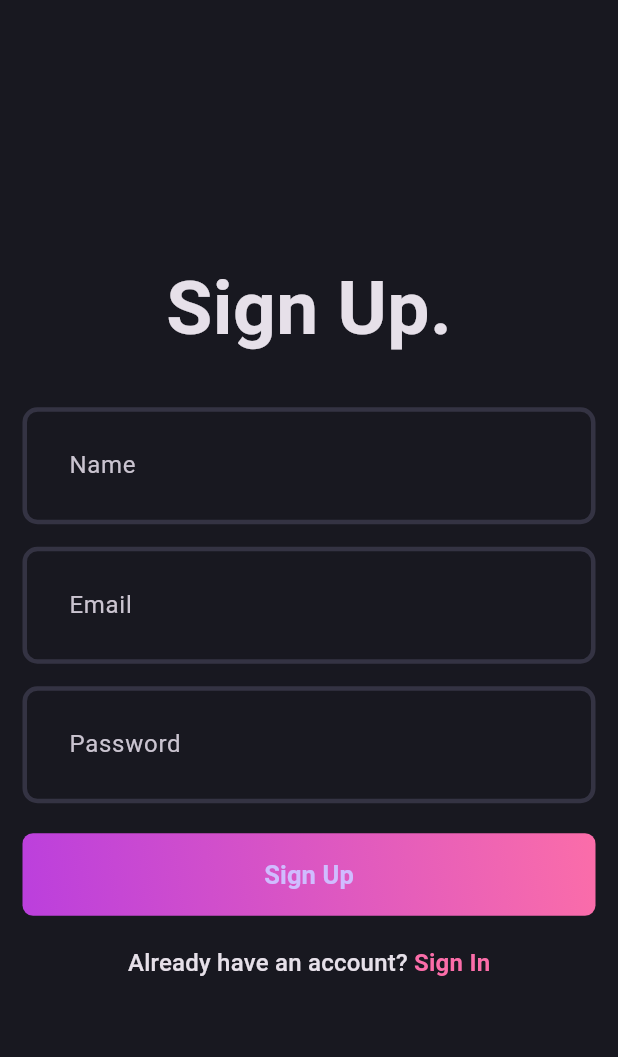
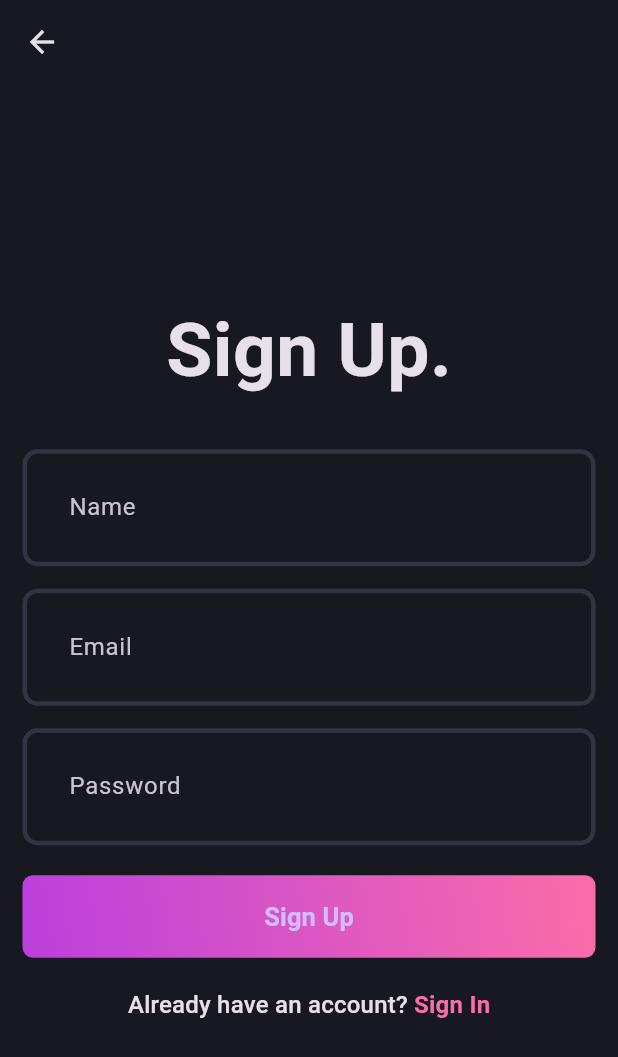
Before and after one commit to ziii19/blog-app, a Flutter app: the SignUpPage screen opened directly, on a phone screen of 412 x 824 dp. Shown: the top 1057 px of the screen. Run offline on Flutter 3.47's test engine with Material 3 defaults, Android fonts, the phone set to English and light mode, and no system bars.

Commit message:
feat - set global color app bar - add back button in sign up page - add navigate sign up - login

```diff
--- a/lib/core/theme/theme.dart
+++ b/lib/core/theme/theme.dart
@@ -11,6 +11,9 @@ class AppTheme {
       );
   static final darkThemeMode = ThemeData.dark().copyWith(
       scaffoldBackgroundColor: AppPallete.backgroundColor,
+      appBarTheme: const AppBarTheme(
+        backgroundColor: AppPallete.backgroundColor,
+      ),
       inputDecorationTheme: InputDecorationTheme(
         contentPadding: const EdgeInsets.all(27),
         enabledBorder: _border(),
--- a/lib/features/auth/presentation/pages/signup_page.dart
+++ b/lib/features/auth/presentation/pages/signup_page.dart
@@ -1,3 +1,4 @@
+import 'package:blog_app/features/auth/presentation/pages/login_page.dart';
 import 'package:blog_app/features/auth/presentation/widgets/auth_field.dart';
 import 'package:blog_app/features/auth/presentation/widgets/auth_gradient_button.dart';
 import 'package:flutter/material.dart';
@@ -5,6 +6,7 @@ import 'package:flutter/material.dart';
 import '../../../../core/theme/app_pallete.dart';
 
 class SignUpPage extends StatefulWidget {
+  static route() => MaterialPageRoute(builder: (context) => const SignUpPage());
   const SignUpPage({super.key});
 
   @override
@@ -28,6 +30,7 @@ class _SignUpPageState extends State<SignUpPage> {
   @override
   Widget build(BuildContext context) {
     return Scaffold(
+      appBar: AppBar(),
       body: Padding(
         padding: const EdgeInsets.all(15.0),
         child: Form(
@@ -63,18 +66,26 @@ class _SignUpPageState extends State<SignUpPage> {
                 buttonText: 'Sign Up',
               ),
               const SizedBox(height: 20),
-              RichText(
+              GestureDetector(
+                onTap: () {
+                  Navigator.push(context, LoginPage.route());
+                },
+                child: RichText(
                     text: TextSpan(
                         text: 'Already have an account? ',
                         style: Theme.of(context).textTheme.titleMedium,
                         children: [
                       TextSpan(
                         text: 'Sign In',
-                      style: Theme.of(context).textTheme.titleMedium?.copyWith(
+                        style: Theme.of(context)
+                            .textTheme
+                            .titleMedium
+                            ?.copyWith(
                                 color: AppPallete.gradient2,
                                 fontWeight: FontWeight.bold),
                       )
-                  ]))
+                    ])),
+              )
             ],
           ),
         ),
--- a/lib/main.dart
+++ b/lib/main.dart
@@ -1,5 +1,5 @@
 import 'package:blog_app/core/theme/theme.dart';
-import 'package:blog_app/features/auth/presentation/pages/signup_page.dart';
+import 'package:blog_app/features/auth/presentation/pages/login_page.dart';
 import 'package:flutter/material.dart';
 
 void main() {
@@ -16,7 +16,7 @@ class MyApp extends StatelessWidget {
       debugShowCheckedModeBanner: false,
       title: 'Blog App',
       theme: AppTheme.darkThemeMode,
-      home: const SignUpPage(),
+      home: const LoginPage(),
     );
   }
 }
```
Also changed, not shown: lib/features/auth/presentation/pages/login_page.dart (+13 -3 lines). Lines whose indentation alone changed are shown as unchanged.
